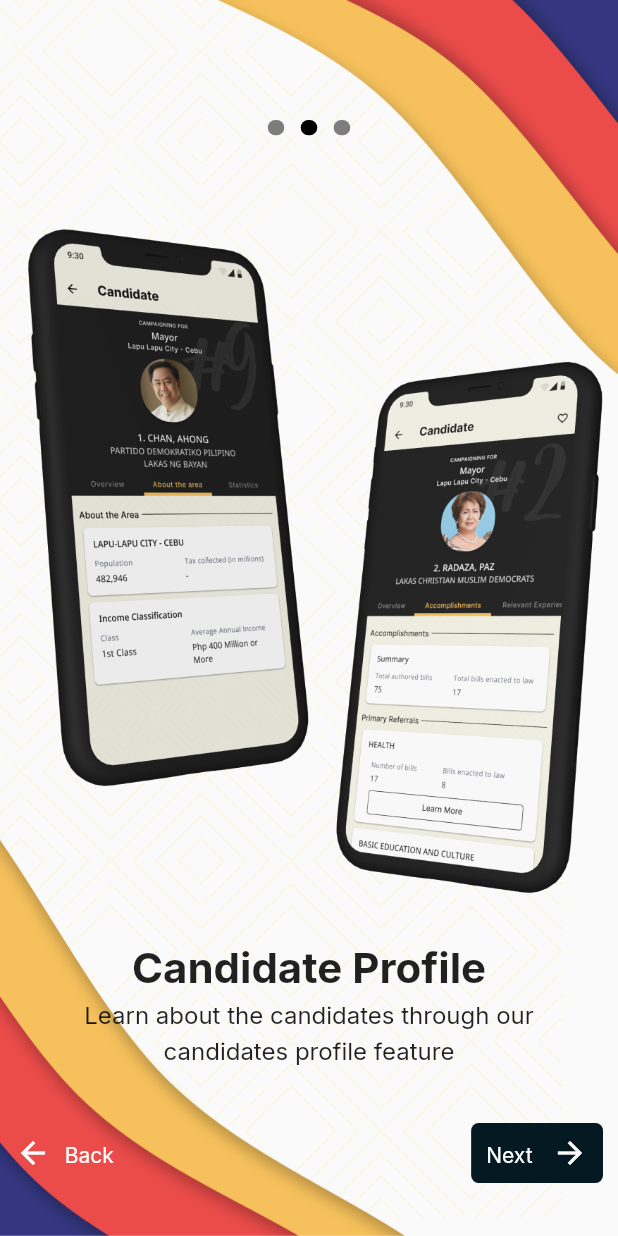
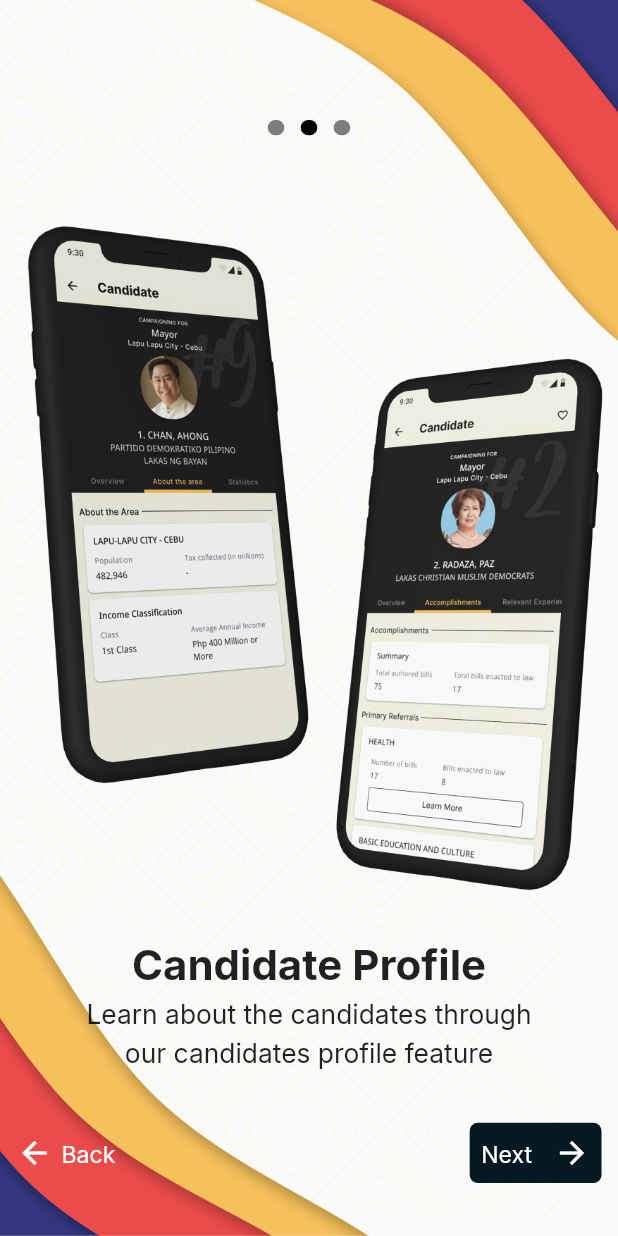
Before and after one commit to davidpanonce-nx/VeriPol, a Flutter app: the screen it shows after launch, after a tap on "Next", on a phone screen of 412 x 824 dp. Run offline on Flutter 3.47's test engine with Material 2 defaults, Android fonts, the phone set to English and light mode, and no system bars; our stand-ins replace cloud_firestore, dropdown_button2, firebase_auth, firebase_core, flutter_svg, google_fonts and 3 more; accounts and stored records are empty; project files that could hold a hidden picture were left out.

Commit message:
Ready for early release

```diff
--- a/lib/main.dart
+++ b/lib/main.dart
@@ -2,12 +2,12 @@ import 'package:firebase_auth/firebase_auth.dart';
 import 'package:firebase_core/firebase_core.dart';
 import 'package:flutter/material.dart';
 import 'package:provider/provider.dart';
+import 'package:shared_preferences/shared_preferences.dart';
 import 'package:veripol/components/loading.dart';
 import 'package:veripol/controller/my_candidate_data_controller.dart';
-import 'package:veripol/views/authentication/sign_up_selection.dart';
 import 'package:veripol/views/dashboard_wrapper.dart';
-import 'package:veripol/views/onboarding/onboarding_1.dart';
 import 'package:veripol/views/onboarding/splash.dart';
+import 'package:veripol/views/signup_dashboard.dart';
 import 'package:veripol/views/splash.dart';
 
 import 'components/themes.dart';
@@ -22,8 +22,31 @@ void main() {
   runApp(const VeripolApp());
 }
 
-class VeripolApp extends StatelessWidget {
+class VeripolApp extends StatefulWidget {
   const VeripolApp({Key? key}) : super(key: key);
+
+  @override
+  State<VeripolApp> createState() => _VeripolAppState();
+}
+
+class _VeripolAppState extends State<VeripolApp> {
+  late bool firstInstall;
+
+  @override
+  void initState() {
+    checkFirstInstall();
+    super.initState();
+  }
+
+  void checkFirstInstall() async {
+    SharedPreferences prefs = await SharedPreferences.getInstance();
+
+    firstInstall = prefs.getBool('firstInstall') ?? true;
+
+    if (firstInstall) {
+      prefs.setBool('firstInstall', false);
+    }
+  }
 
   @override
   Widget build(BuildContext context) {
@@ -31,7 +54,6 @@ class VeripolApp extends StatelessWidget {
     return FutureBuilder(
       future: _init,
       builder: (context, snapshot) {
-        if (snapshot.connectionState == ConnectionState.done) {
         if (snapshot.hasData) {
           return MultiProvider(
             providers: [
@@ -55,17 +77,11 @@ class VeripolApp extends StatelessWidget {
               title: 'Veripol',
               debugShowCheckedModeBanner: false,
               theme: veripolTheme,
-                home: const SplashScreen(),
+              home: firstInstall
+                  ? const SplashScreen()
+                  : const VeriPolAuthWrapper(),
             ),
           );
-          } else {
-            return MaterialApp(
-              title: 'Veripol',
-              debugShowCheckedModeBanner: false,
-              theme: veripolTheme,
-              home: const VeripolSplash(),
-            );
-          }
         } else {
           return MaterialApp(
             title: 'Veripol',
@@ -94,7 +110,7 @@ class VeriPolAuthWrapper extends StatelessWidget {
           } else if (snapshot.hasData) {
             return const DashboardWrapper();
           } else {
-            return const SignUpSelection();
+            return const SignupDashboard();
           }
         });
   }
--- a/lib/views/onboarding/onboarding_1.dart
+++ b/lib/views/onboarding/onboarding_1.dart
@@ -19,6 +19,8 @@ class _OnBoardingState extends State<OnBoarding> {
   @override
   Widget build(BuildContext context) {
     final size = MediaQuery.of(context).size;
+    final scale = mockUpWidth / size.width;
+    final textScale = size.width / mockUpWidth;
     return Scaffold(
       body: Stack(
         children: [
@@ -28,7 +30,8 @@ class _OnBoardingState extends State<OnBoarding> {
             right: 0,
             child: Image.asset(
               'assets/tr_wave.png',
-              width: 250 / mockUpWidth * size.width,
+              width: 250,
+              scale: scale,
             ),
           ),
           Positioned(
@@ -36,7 +39,8 @@ class _OnBoardingState extends State<OnBoarding> {
             left: 0,
             child: Image.asset(
               'assets/bl_wave.png',
-              width: 250 / mockUpWidth * size.width,
+              width: 250,
+              scale: scale,
             ),
           ),
           Positioned(
@@ -63,9 +67,13 @@ class _OnBoardingState extends State<OnBoarding> {
                   child: Column(
                     mainAxisSize: MainAxisSize.min,
                     children: [
-                      Image.asset('assets/mobile_12.png'),
+                      Image.asset(
+                        'assets/mobile_12.png',
+                        scale: scale,
+                      ),
                       Text(
                         'My Candidates',
+                        textScaleFactor: textScale,
                         style: GoogleFonts.inter(
                           textStyle: const TextStyle(
                             fontStyle: FontStyle.normal,
@@ -116,6 +124,7 @@ class _OnBoardingState extends State<OnBoarding> {
                         width: 295 / mockUpWidth * size.width,
                         child: Text(
                           'Learn about the candidates through our candidates profile feature',
+                          textScaleFactor: textScale,
                           style: GoogleFonts.inter(
                             textStyle: const TextStyle(
                               fontStyle: FontStyle.normal,
@@ -135,9 +144,13 @@ class _OnBoardingState extends State<OnBoarding> {
                   child: Column(
                     mainAxisSize: MainAxisSize.min,
                     children: [
-                      Image.asset('assets/mobile_56.png'),
+                      Image.asset(
+                        'assets/mobile_56.png',
+                        scale: scale,
+                      ),
                       Text(
                         'Courses',
+                        textScaleFactor: textScale,
                         style: GoogleFonts.inter(
                           textStyle: const TextStyle(
                             fontStyle: FontStyle.normal,
@@ -152,6 +165,7 @@ class _OnBoardingState extends State<OnBoarding> {
                         width: 295 / mockUpWidth * size.width,
                         child: Text(
                           'Learn about the positions the candidates are running for',
+                          textScaleFactor: textScale,
                           style: GoogleFonts.inter(
                             textStyle: const TextStyle(
                               fontStyle: FontStyle.normal,
@@ -173,7 +187,8 @@ class _OnBoardingState extends State<OnBoarding> {
           Positioned(
             bottom: 30,
             child: Container(
-              padding: const EdgeInsets.symmetric(horizontal: 10.0),
+              padding: EdgeInsets.symmetric(
+                  horizontal: 10.0 / mockUpWidth * size.width),
               width: size.width,
               height: 50 / mockUpHeight * size.height,
               child: Row(
@@ -201,6 +216,7 @@ class _OnBoardingState extends State<OnBoarding> {
                                 ),
                                 Text(
                                   'Back',
+                                  textScaleFactor: textScale,
                                   style: GoogleFonts.inter(
                                     textStyle: const TextStyle(
                                       fontStyle: FontStyle.normal,
@@ -239,17 +255,20 @@ class _OnBoardingState extends State<OnBoarding> {
                       width: pageIndex + 1 == pageCount
                           ? 100 / mockUpWidth * size.width
                           : 80 / mockUpWidth * size.width,
-                      padding: const EdgeInsets.symmetric(
-                          vertical: 8.0, horizontal: 10.0),
+                      padding: EdgeInsets.symmetric(
+                          vertical: 8.0 / mockUpHeight * size.height,
+                          horizontal: 7.0 / mockUpWidth * size.width),
                       decoration: BoxDecoration(
                         color: const Color(0xFF051923),
-                        borderRadius: BorderRadius.circular(5),
+                        borderRadius:
+                            BorderRadius.circular(5 / mockUpWidth * size.width),
                       ),
                       child: Row(
                         mainAxisAlignment: MainAxisAlignment.spaceBetween,
                         children: [
                           Text(
                             pageIndex + 1 == pageCount ? "Let's Go" : 'Next',
+                            textScaleFactor: textScale,
                             style: GoogleFonts.inter(
                               textStyle: const TextStyle(
                                 fontStyle: FontStyle.normal,
```
Also changed, not shown: lib/views/signup_dashboard.dart (+32 -6 lines). Lines whose indentation alone changed are shown as unchanged.
